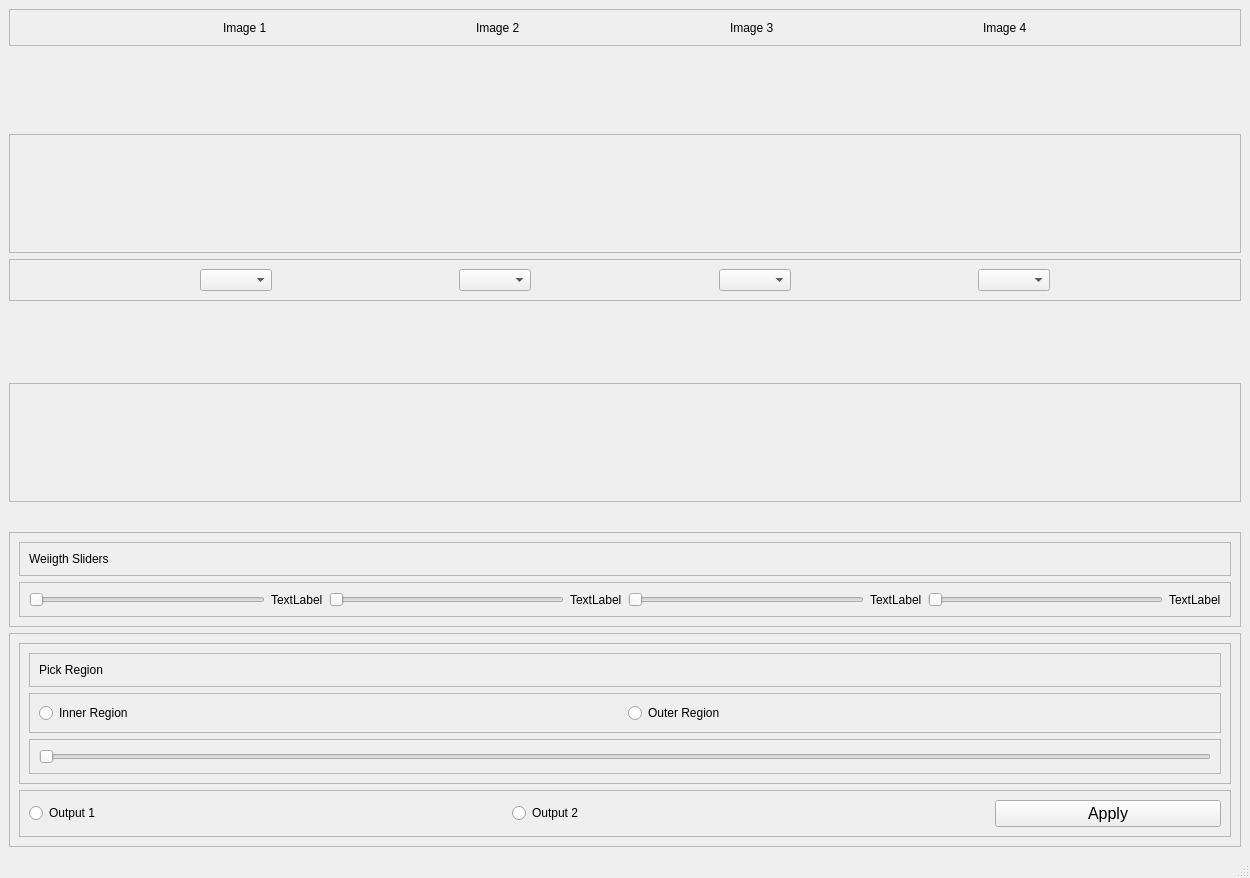
Qt form GUI.ui (shehab400/Face_Morphing) before a commit.
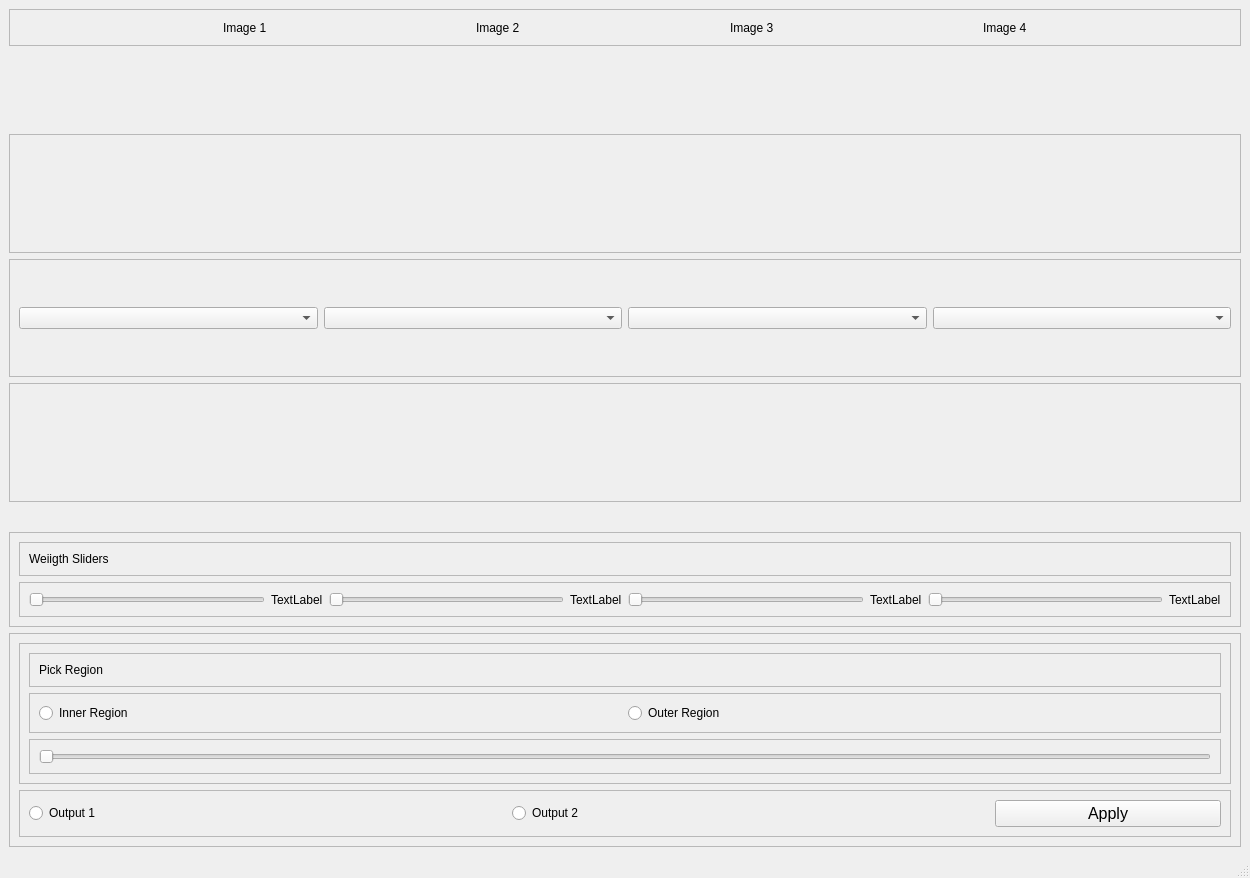
The same form after that commit.

What changed in the file:
```diff
--- a/GUI.ui
+++ b/GUI.ui
@@ -246,6 +246,82 @@
       </layout>
      </widget>
     </item>
+    <item row="4" column="0">
+     <widget class="QFrame" name="frame_4">
+      <property name="frameShape">
+       <enum>QFrame::StyledPanel</enum>
+      </property>
+      <property name="frameShadow">
+       <enum>QFrame::Raised</enum>
+      </property>
+      <layout class="QHBoxLayout" name="horizontalLayout_4">
+       <item>
+        <widget class="QWidget" name="widget_5" native="true">
+         <layout class="QHBoxLayout" name="horizontalLayout_14">
+          <item>
+           <widget class="QLabel" name="changedImage1">
+            <property name="text">
+             <string/>
+            </property>
+            <property name="alignment">
+             <set>Qt::AlignCenter</set>
+            </property>
+           </widget>
+          </item>
+         </layout>
+        </widget>
+       </item>
+       <item>
+        <widget class="QWidget" name="widget_6" native="true">
+         <layout class="QHBoxLayout" name="horizontalLayout_15">
+          <item>
+           <widget class="QLabel" name="changedImage2">
+            <property name="text">
+             <string/>
+            </property>
+            <property name="alignment">
+             <set>Qt::AlignCenter</set>
+            </property>
+           </widget>
+          </item>
+         </layout>
+        </widget>
+       </item>
+       <item>
+        <widget class="QWidget" name="widget_7" native="true">
+         <layout class="QHBoxLayout" name="horizontalLayout_16">
+          <item>
+           <widget class="QLabel" name="changedImage3">
+            <property name="text">
+             <string/>
+            </property>
+            <property name="alignment">
+             <set>Qt::AlignCenter</set>
+            </property>
+           </widget>
+          </item>
+         </layout>
+        </widget>
+       </item>
+       <item>
+        <widget class="QWidget" name="widget_8" native="true">
+         <layout class="QHBoxLayout" name="horizontalLayout_17">
+          <item>
+           <widget class="QLabel" name="changedImage4">
+            <property name="text">
+             <string/>
+            </property>
+            <property name="alignment">
+             <set>Qt::AlignCenter</set>
+            </property>
+           </widget>
+          </item>
+         </layout>
+        </widget>
+       </item>
+      </layout>
+     </widget>
+    </item>
     <item row="0" column="0" alignment="Qt::AlignTop">
      <widget class="QFrame" name="frame">
       <property name="frameShape">
@@ -431,7 +507,7 @@
       </layout>
      </widget>
     </item>
-    <item row="3" column="0" alignment="Qt::AlignTop">
+    <item row="3" column="0">
      <widget class="QFrame" name="frame_3">
       <property name="frameShape">
        <enum>QFrame::StyledPanel</enum>
@@ -441,133 +517,16 @@
       </property>
       <layout class="QHBoxLayout" name="horizontalLayout_3">
        <item>
-        <spacer name="horizontalSpacer_6">
-         <property name="orientation">
-          <enum>Qt::Horizontal</enum>
-         </property>
-         <property name="sizeHint" stdset="0">
-          <size>
-           <width>175</width>
-           <height>20</height>
-          </size>
-         </property>
-        </spacer>
-       </item>
-       <item>
-        <widget class="QComboBox" name="comboBox"/>
-       </item>
-       <item>
-        <spacer name="horizontalSpacer_7">
-         <property name="orientation">
-          <enum>Qt::Horizontal</enum>
-         </property>
-         <property name="sizeHint" stdset="0">
-          <size>
-           <width>174</width>
-           <height>20</height>
-          </size>
-         </property>
-        </spacer>
+        <widget class="QComboBox" name="comboBox_1"/>
        </item>
        <item>
         <widget class="QComboBox" name="comboBox_2"/>
        </item>
-       <item>
-        <spacer name="horizontalSpacer_8">
-         <property name="orientation">
-          <enum>Qt::Horizontal</enum>
-         </property>
-         <property name="sizeHint" stdset="0">
-          <size>
-           <width>175</width>
-           <height>20</height>
-          </size>
-         </property>
-        </spacer>
-       </item>
        <item>
         <widget class="QComboBox" name="comboBox_3"/>
        </item>
-       <item>
-        <spacer name="horizontalSpacer_9">
-         <property name="orientation">
-          <enum>Qt::Horizontal</enum>
-         </property>
-         <property name="sizeHint" stdset="0">
-          <size>
-           <width>174</width>
-           <height>20</height>
-          </size>
-         </property>
-        </spacer>
-       </item>
        <item>
         <widget class="QComboBox" name="comboBox_4"/>
-       </item>
-       <item>
-        <spacer name="horizontalSpacer_10">
-         <property name="orientation">
-          <enum>Qt::Horizontal</enum>
-         </property>
-         <property name="sizeHint" stdset="0">
-          <size>
-           <width>175</width>
-           <height>20</height>
-          </size>
-         </property>
-        </spacer>
-       </item>
-      </layout>
-     </widget>
-    </item>
-    <item row="4" column="0">
-     <widget class="QFrame" name="frame_4">
-      <property name="frameShape">
-       <enum>QFrame::StyledPanel</enum>
-      </property>
-      <property name="frameShadow">
-       <enum>QFrame::Raised</enum>
-      </property>
-      <layout class="QHBoxLayout" name="horizontalLayout_4">
-       <item>
-        <widget class="QLabel" name="changedImage1">
-         <property name="text">
-          <string/>
-         </property>
-         <property name="alignment">
-          <set>Qt::AlignCenter</set>
-         </property>
-        </widget>
-       </item>
-       <item>
-        <widget class="QLabel" name="changedImage2">
-         <property name="text">
-          <string/>
-         </property>
-         <property name="alignment">
-          <set>Qt::AlignCenter</set>
-         </property>
-        </widget>
-       </item>
-       <item>
-        <widget class="QLabel" name="changedImage3">
-         <property name="text">
-          <string/>
-         </property>
-         <property name="alignment">
-          <set>Qt::AlignCenter</set>
-         </property>
-        </widget>
-       </item>
-       <item>
-        <widget class="QLabel" name="changedImage4">
-         <property name="text">
-          <string/>
-         </property>
-         <property name="alignment">
-          <set>Qt::AlignCenter</set>
-         </property>
-        </widget>
        </item>
       </layout>
      </widget>
```
Left out of the diff: 8 changed lines with no effect on the pictures.
